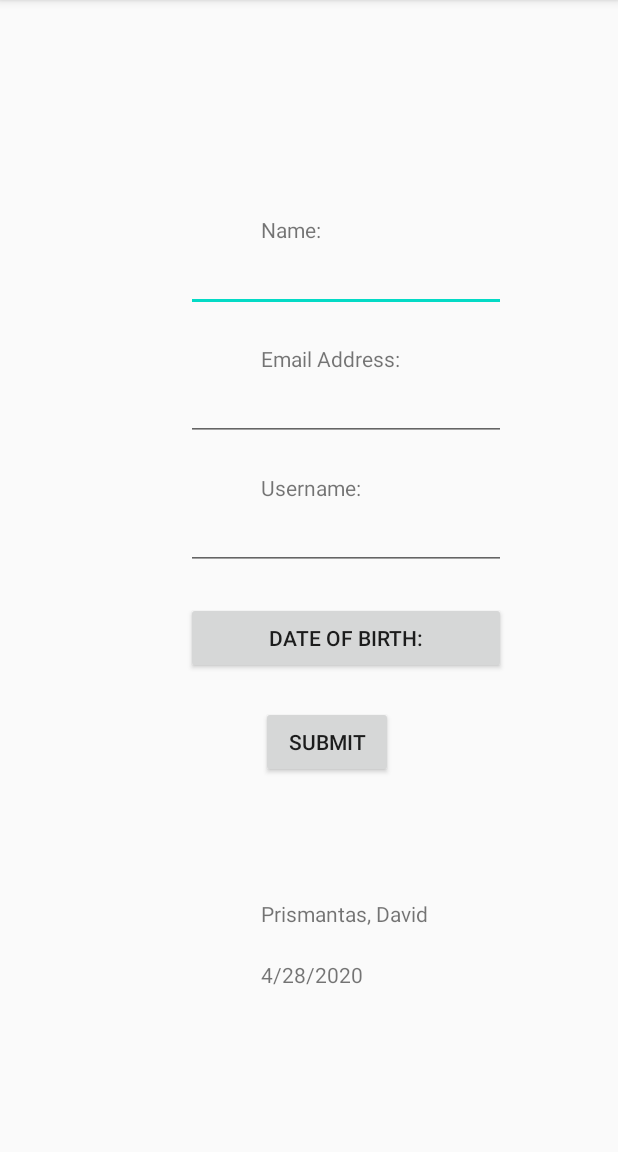
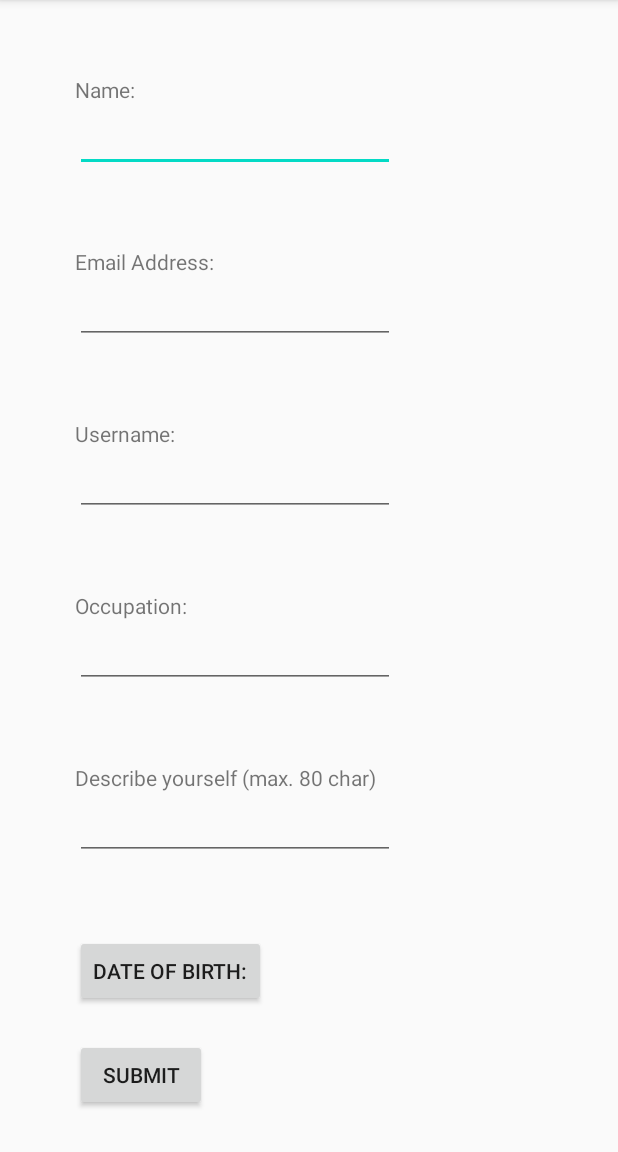
Before and after one commit to David-Prism/mobile_app_1, an Android app: the screen it shows after launch (MainActivity), on a phone screen of 412 x 824 dp, the part 84-1236 px from its top. Run offline under Robolectric (Android 15) with nearby library versions, the phone set to English and light mode, and no system bars.

```diff
--- a/app/src/main/res/layout/activity_main.xml
+++ b/app/src/main/res/layout/activity_main.xml
@@ -1,33 +1,23 @@
 <?xml version="1.0" encoding="utf-8"?>
-<ScrollView
-    xmlns:app="http://schemas.android.com/apk/res-auto"
-    xmlns:android="http://schemas.android.com/apk/res/android"
+<ScrollView xmlns:android="http://schemas.android.com/apk/res/android"
     xmlns:tools="http://schemas.android.com/tools"
     android:layout_height="match_parent"
-    android:layout_width="match_parent">
-    <RelativeLayout
+    android:layout_width="match_parent"
+    xmlns:app="http://schemas.android.com/apk/res-auto">
+    <androidx.constraintlayout.widget.ConstraintLayout
         android:layout_width="match_parent"
-        android:layout_height="match_parent"
+        android:layout_height="wrap_content"
         tools:context=".MainActivity">
-
-    <LinearLayout
-        android:id="@+id/LinearLayout_1"
-        android:layout_width="wrap_content"
-        android:layout_height="wrap_content"
-        android:layout_alignParentTop="true"
-        android:layout_centerHorizontal="true"
-        android:layout_marginTop="@dimen/top_margin"
-        android:orientation="vertical">
 
         <TextView
             android:id="@+id/text_view_1"
             android:layout_width="match_parent"
             android:layout_height="wrap_content"
             android:text="@string/name"
-            android:layout_below="@id/LinearLayout_1"
             android:layout_centerHorizontal="true"
             android:layout_marginTop="@dimen/tv_1_marginTop"
             android:layout_marginStart="@dimen/tv_1_marginStart"
+            app:layout_constraintTop_toTopOf="parent"
             />
 
         <EditText
@@ -35,9 +25,10 @@
             android:layout_width="wrap_content"
             android:layout_height="wrap_content"
             android:ems="10"
-            android:layout_below="@+id/text_view_1"
             android:layout_marginStart="@dimen/input_1_marginStart"
             android:inputType="textPersonName"
+            app:layout_constraintTop_toBottomOf="@id/text_view_1"
+            app:layout_constraintStart_toStartOf="@id/text_view_1"
             />
 
         <TextView
@@ -45,10 +36,10 @@
             android:layout_width="match_parent"
             android:layout_height="wrap_content"
             android:text="@string/email_address"
-            android:layout_below="@+id/input_field_1"
             android:layout_centerHorizontal="true"
             android:layout_marginTop="@dimen/tv_2_marginTop"
             android:layout_marginStart="@dimen/tv_2_marginStart"
+            app:layout_constraintTop_toBottomOf="@id/input_field_1"
             />
 
         <EditText
@@ -56,9 +47,10 @@
             android:layout_width="wrap_content"
             android:layout_height="wrap_content"
             android:ems="10"
-            android:layout_below="@+id/text_view_2"
-            android:layout_marginStart="@dimen/input_1_marginStart"
+            android:layout_marginStart="@dimen/input_2_marginStart"
             android:inputType="textEmailAddress"
+            app:layout_constraintTop_toBottomOf="@id/text_view_2"
+            app:layout_constraintStart_toStartOf="@id/text_view_2"
             />
 
         <TextView
@@ -66,10 +58,10 @@
             android:layout_width="match_parent"
             android:layout_height="wrap_content"
             android:text="@string/username"
-            android:layout_below="@+id/input_field_2"
             android:layout_centerHorizontal="true"
             android:layout_marginTop="@dimen/tv_3_marginTop"
             android:layout_marginStart="@dimen/tv_3_marginStart"
+            app:layout_constraintTop_toBottomOf="@id/input_field_2"
             />
 
         <EditText
@@ -77,20 +69,69 @@
             android:layout_width="wrap_content"
             android:layout_height="wrap_content"
             android:ems="10"
+            android:layout_marginStart="@dimen/input_3_marginStart"
+            android:inputType="textPersonName"
+            app:layout_constraintTop_toBottomOf="@id/text_view_3"
+            app:layout_constraintStart_toStartOf="@id/text_view_3"
+            />
+
+        <TextView
+            android:id="@+id/text_view_9"
+            android:layout_width="match_parent"
+            android:layout_height="wrap_content"
+            android:text="@string/occupation"
+            android:layout_centerHorizontal="true"
+            android:layout_marginTop="@dimen/tv_9_marginTop"
+            android:layout_marginStart="@dimen/tv_9_marginStart"
+            app:layout_constraintTop_toBottomOf="@id/input_field_3"
+            />
+
+        <EditText
+            android:id="@+id/input_field_4"
+            android:layout_width="wrap_content"
+            android:layout_height="wrap_content"
+            android:ems="10"
+            android:layout_marginStart="@dimen/input_3_marginStart"
+            android:inputType="text"
+            app:layout_constraintTop_toBottomOf="@id/text_view_9"
+            app:layout_constraintStart_toStartOf="@id/text_view_9"
+            />
+
+        <TextView
+            android:id="@+id/text_view_10"
+            android:layout_width="match_parent"
+            android:layout_height="wrap_content"
+            android:text="@string/self_description"
+            android:layout_centerHorizontal="true"
+            android:layout_marginTop="@dimen/tv_3_marginTop"
+            android:layout_marginStart="@dimen/tv_3_marginStart"
+            app:layout_constraintTop_toBottomOf="@id/input_field_4"
+            />
+
+        <EditText
+            android:id="@+id/input_field_5"
+            android:layout_width="wrap_content"
+            android:layout_height="wrap_content"
+            android:ems="10"
             android:layout_below="@+id/text_view_3"
             android:layout_marginStart="@dimen/input_3_marginStart"
-            android:inputType="textPersonName"
+            android:inputType="textMultiLine"
+            android:maxLength="80"
+            app:layout_constraintTop_toBottomOf="@id/text_view_10"
+            app:layout_constraintStart_toStartOf="@id/text_view_10"
             />
 
         <Button
             android:id="@+id/text_view_4"
-            android:layout_width="match_parent"
+            android:layout_width="wrap_content"
             android:layout_height="wrap_content"
             android:text="@string/date_of_birth"
             android:layout_below="@+id/input_field_3"
             android:layout_centerHorizontal="true"
             android:layout_marginTop="@dimen/tv_4_marginTop"
             android:layout_marginStart="@dimen/tv_4_marginStart"
+            app:layout_constraintTop_toBottomOf="@id/input_field_5"
+            app:layout_constraintStart_toStartOf="@id/input_field_3"
             />
 
         <Button
@@ -103,6 +144,8 @@
             android:layout_marginTop="@dimen/button_1_marginTop"
             android:layout_marginStart="@dimen/button_1_marginStart"
             android:onClick="goToThankYouActivity"
+            app:layout_constraintTop_toBottomOf="@id/text_view_4"
+            app:layout_constraintStart_toStartOf="@id/text_view_4"
             />
 
         <TextView
@@ -111,6 +154,8 @@
             android:layout_height="wrap_content"
             android:text="@string/nothing"
             android:layout_marginTop="@dimen/tv_8_marginTop"
+            app:layout_constraintTop_toBottomOf="@id/button_1"
+            app:layout_constraintStart_toStartOf="@id/button_1"
             />
 
         <TextView
@@ -121,6 +166,8 @@
             android:layout_below="@+id/button_1"
             android:layout_marginTop="@dimen/tv_5_marginTop"
             android:layout_marginStart="@dimen/tv_5_marginStart"
+            app:layout_constraintTop_toBottomOf="@id/text_view_8"
+            app:layout_constraintStart_toStartOf="@id/text_view_8"
             />
 
         <TextView
@@ -131,8 +178,10 @@
             android:layout_below="@+id/text_view_5"
             android:layout_marginTop="@dimen/tv_6_marginTop"
             android:layout_marginStart="@dimen/tv_6_marginStart"
+            android:layout_marginBottom="@dimen/tv_6_marginBottom"
+            app:layout_constraintTop_toBottomOf="@id/text_view_5"
+            app:layout_constraintStart_toStartOf="@id/text_view_5"
             />
-    </LinearLayout>
 
-</RelativeLayout>
+    </androidx.constraintlayout.widget.ConstraintLayout>
 </ScrollView>
--- a/app/src/main/res/layout/activity_thank_you.xml
+++ b/app/src/main/res/layout/activity_thank_you.xml
@@ -1,9 +1,14 @@
 <?xml version="1.0" encoding="utf-8"?>
-<RelativeLayout xmlns:android="http://schemas.android.com/apk/res/android"
+<ScrollView
+    xmlns:android="http://schemas.android.com/apk/res/android"
+    android:layout_width="match_parent"
+    android:layout_height="match_parent"
+    >
+    <androidx.constraintlayout.widget.ConstraintLayout
         xmlns:app="http://schemas.android.com/apk/res-auto"
         xmlns:tools="http://schemas.android.com/tools"
         android:layout_width="match_parent"
-    android:layout_height="match_parent"
+        android:layout_height="wrap_content"
         tools:context=".ThankYou">
 
         <TextView
@@ -14,7 +19,10 @@
             android:layout_centerHorizontal="true"
             android:layout_marginTop="@dimen/tv_7_marginTop"
             android:layout_marginStart="@dimen/tv_7_marginStart"
+            android:background="@color/colorAccent"
+            app:layout_constraintTop_toTopOf="parent"
+            app:layout_constraintStart_toStartOf="parent"
         />
 
-
-</RelativeLayout>
+    </androidx.constraintlayout.widget.ConstraintLayout>
+</ScrollView>
--- /dev/null
+++ b/app/src/main/res/layout/text_edit_border_box.xml
@@ -0,0 +1,12 @@
+<?xml version="1.0" encoding="utf-8"?>
+<selector xmlns:android="http://schemas.android.com/apk/res/android">
+
+    <item>
+        <shape android:shape="rectangle">
+            <solid android:color="#ffffff" />
+            <stroke android:width="1dp"
+                android:color="@color/shape_border_active"/>
+        </shape>
+    </item>
+
+</selector>
--- a/app/src/main/res/values/dimens.xml
+++ b/app/src/main/res/values/dimens.xml
@@ -1,23 +1,27 @@
 <?xml version="1.0" encoding="utf-8"?>
 <resources>
     <dimen name="top_margin">122dp</dimen>
-    <dimen name="tv_7_marginTop">100dp</dimen>
-    <dimen name="tv_7_marginStart">100dp</dimen>
-    <dimen name="tv_1_marginTop">21dp</dimen>
-    <dimen name="tv_1_marginStart">100dp</dimen>
-    <dimen name="tv_2_marginTop">21dp</dimen>
-    <dimen name="tv_2_marginStart">100dp</dimen>
-    <dimen name="input_1_marginStart">50dp</dimen>
-    <dimen name="tv_3_marginTop">21dp</dimen>
-    <dimen name="tv_3_marginStart">100dp</dimen>
-    <dimen name="input_3_marginStart">50dp</dimen>
-    <dimen name="tv_4_marginTop">21dp</dimen>
-    <dimen name="tv_4_marginStart">50dp</dimen>
+    <dimen name="tv_7_marginTop">50dp</dimen>
+    <dimen name="tv_7_marginStart">50dp</dimen>
+    <dimen name="tv_1_marginTop">50dp</dimen>
+    <dimen name="tv_1_marginStart">50dp</dimen>
+    <dimen name="tv_2_marginTop">50dp</dimen>
+    <dimen name="tv_2_marginStart">50dp</dimen>
+    <dimen name="input_1_marginStart">0dp</dimen>
+    <dimen name="tv_3_marginTop">50dp</dimen>
+    <dimen name="tv_3_marginStart">50dp</dimen>
+    <dimen name="input_3_marginStart">0dp</dimen>
+    <dimen name="tv_4_marginTop">50dp</dimen>
+    <dimen name="tv_4_marginStart">0dp</dimen>
     <dimen name="button_1_marginTop">21dp</dimen>
-    <dimen name="button_1_marginStart">100dp</dimen>
+    <dimen name="button_1_marginStart">0dp</dimen>
     <dimen name="tv_8_marginTop">10dp</dimen>
     <dimen name="tv_5_marginTop">51dp</dimen>
-    <dimen name="tv_5_marginStart">100dp</dimen>
+    <dimen name="tv_5_marginStart">0dp</dimen>
     <dimen name="tv_6_marginTop">21dp</dimen>
-    <dimen name="tv_6_marginStart">100dp</dimen>
+    <dimen name="tv_6_marginStart">0dp</dimen>
+    <dimen name="input_2_marginStart">0dp</dimen>
+    <dimen name="tv_9_marginTop">50dp</dimen>
+    <dimen name="tv_9_marginStart">50dp</dimen>
+    <dimen name="tv_6_marginBottom">50dp</dimen>
 </resources>
--- a/app/src/main/res/values/strings.xml
+++ b/app/src/main/res/values/strings.xml
@@ -11,4 +11,6 @@
     <string name="back_button">Back</string>
     <string name="sorry_you_re_not_old_enough">Sorry, you\'re not old enough.</string>
     <string name="nothing" />
+    <string name="occupation">Occupation:</string>
+    <string name="self_description">Describe yourself (max. 80 char)</string>
 </resources>
```
Lines whose indentation alone changed are shown as unchanged.
